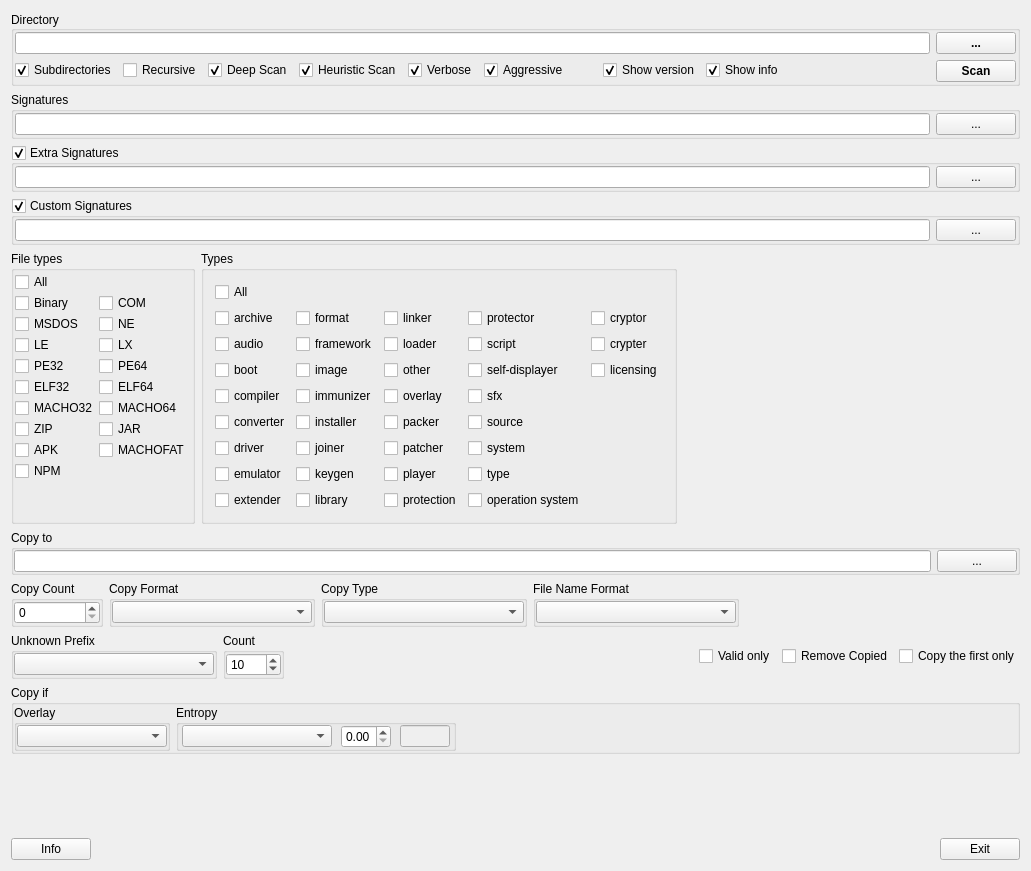
Old version of the form gui_source/guimainwindow.ui in the repository horsicq/DIE-sort.
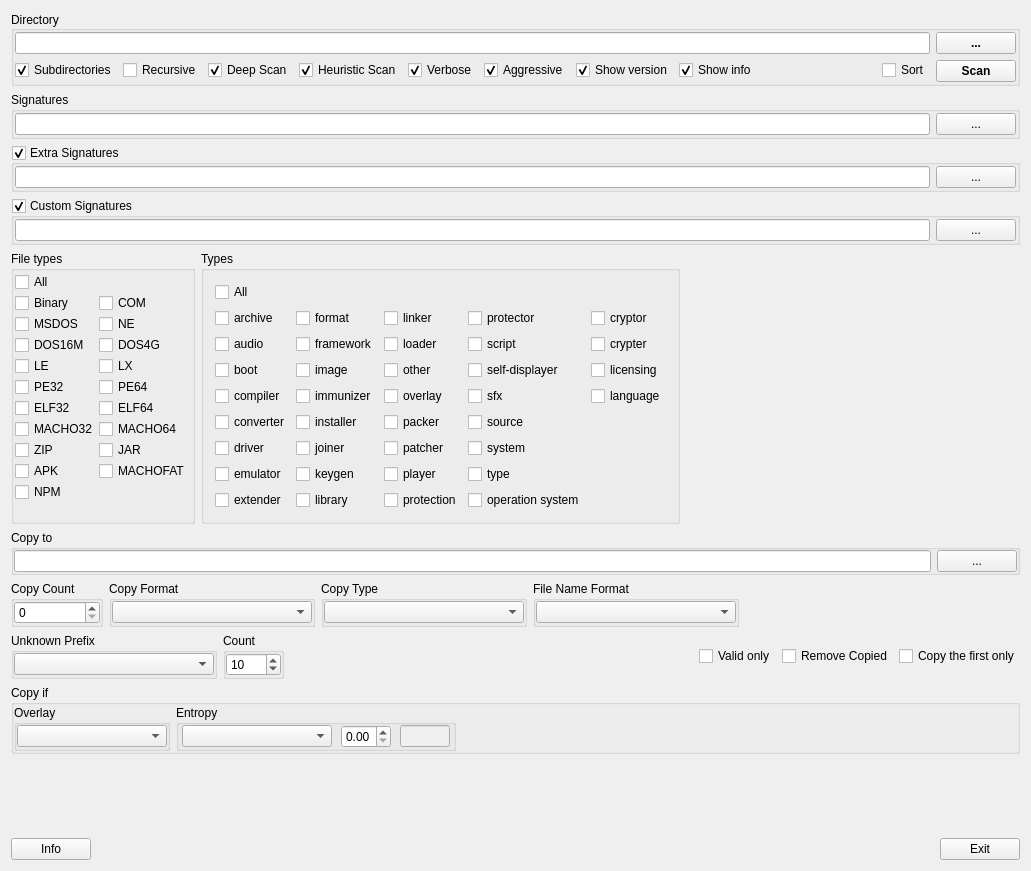
New version of the form.

Diff of the .ui file:
```diff
--- a/gui_source/guimainwindow.ui
+++ b/gui_source/guimainwindow.ui
@@ -149,6 +149,13 @@
              </property>
             </spacer>
            </item>
+           <item>
+            <widget class="QCheckBox" name="checkBoxSort">
+             <property name="text">
+              <string>Sort</string>
+             </property>
+            </widget>
+           </item>
           </layout>
          </item>
         </layout>
@@ -349,7 +356,7 @@
            </property>
           </widget>
          </item>
-         <item row="3" column="0">
+         <item row="4" column="0">
           <widget class="QCheckBox" name="checkBoxLE">
            <property name="text">
             <string>LE</string>
@@ -363,90 +370,104 @@
            </property>
           </widget>
          </item>
-         <item row="3" column="1">
+         <item row="4" column="1">
           <widget class="QCheckBox" name="checkBoxLX">
            <property name="text">
             <string>LX</string>
            </property>
           </widget>
          </item>
-         <item row="4" column="0">
+         <item row="5" column="0">
           <widget class="QCheckBox" name="checkBoxPE32">
            <property name="text">
             <string>PE32</string>
            </property>
           </widget>
          </item>
-         <item row="4" column="1">
+         <item row="5" column="1">
           <widget class="QCheckBox" name="checkBoxPE64">
            <property name="text">
             <string>PE64</string>
            </property>
           </widget>
          </item>
-         <item row="5" column="0">
+         <item row="6" column="0">
           <widget class="QCheckBox" name="checkBoxELF32">
            <property name="text">
             <string>ELF32</string>
            </property>
           </widget>
          </item>
-         <item row="5" column="1">
+         <item row="6" column="1">
           <widget class="QCheckBox" name="checkBoxELF64">
            <property name="text">
             <string>ELF64</string>
            </property>
           </widget>
          </item>
-         <item row="6" column="0">
+         <item row="7" column="0">
           <widget class="QCheckBox" name="checkBoxMACHO32">
            <property name="text">
             <string>MACHO32</string>
            </property>
           </widget>
          </item>
-         <item row="6" column="1">
+         <item row="7" column="1">
           <widget class="QCheckBox" name="checkBoxMACHO64">
            <property name="text">
             <string>MACHO64</string>
            </property>
           </widget>
          </item>
-         <item row="7" column="0">
+         <item row="8" column="0">
           <widget class="QCheckBox" name="checkBoxZIP">
            <property name="text">
             <string>ZIP</string>
            </property>
           </widget>
          </item>
-         <item row="7" column="1">
+         <item row="8" column="1">
           <widget class="QCheckBox" name="checkBoxJAR">
            <property name="text">
             <string>JAR</string>
            </property>
           </widget>
          </item>
-         <item row="8" column="0">
+         <item row="9" column="0">
           <widget class="QCheckBox" name="checkBoxAPK">
            <property name="text">
             <string>APK</string>
            </property>
           </widget>
          </item>
-         <item row="8" column="1">
+         <item row="9" column="1">
           <widget class="QCheckBox" name="checkBoxMACHOFAT">
            <property name="text">
             <string>MACHOFAT</string>
            </property>
           </widget>
          </item>
-         <item row="9" column="0">
+         <item row="10" column="0">
           <widget class="QCheckBox" name="checkBoxNPM">
            <property name="text">
             <string>NPM</string>
            </property>
           </widget>
          </item>
+         <item row="3" column="0">
+          <widget class="QCheckBox" name="checkBoxDOS16M">
+           <property name="text">
+            <string>DOS16M</string>
+           </property>
+          </widget>
+         </item>
+         <item row="3" column="1">
+          <widget class="QCheckBox" name="checkBoxDOS4G">
+           <property name="text">
+            <string>DOS4G</string>
+           </property>
+          </widget>
+         </item>
         </layout>
        </widget>
       </item>
@@ -708,6 +729,13 @@
            </property>
           </widget>
          </item>
+         <item row="4" column="4">
+          <widget class="QCheckBox" name="checkBox_language">
+           <property name="text">
+            <string>language</string>
+           </property>
+          </widget>
+         </item>
         </layout>
        </widget>
       </item>
```
